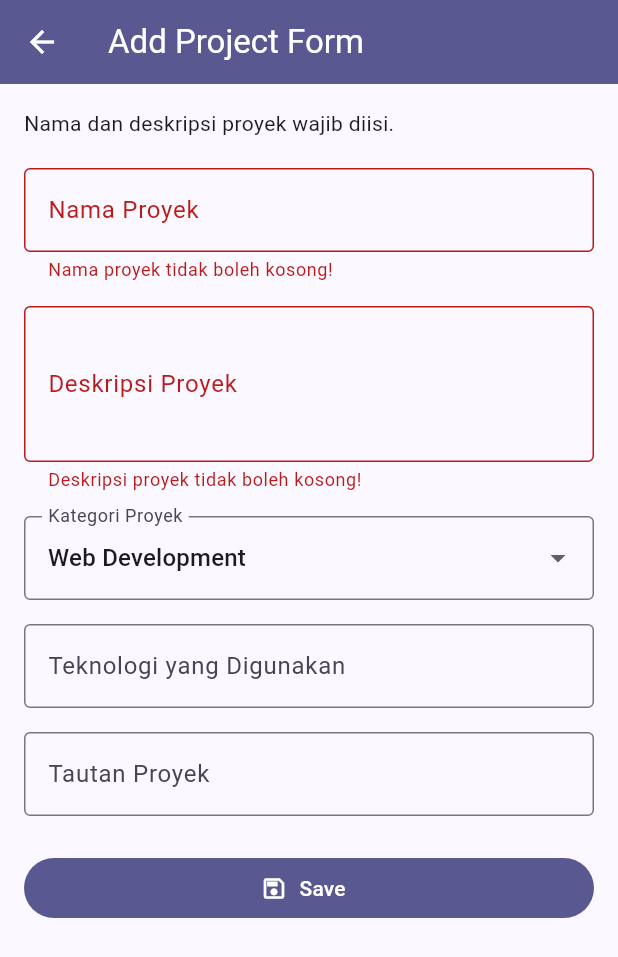
After one commit to McKenzy65/myportofolio_mobile-, a Flutter app: the ProjectFormPage screen opened by its route, after a tap on "Save", on a phone screen of 412 x 824 dp. The commit adds this screen. Shown: the top 957 px of the screen. Run offline on Flutter 3.47's test engine with Material 3 defaults, Android fonts, the phone set to English and light mode, and no system bars; our stand-ins replace material_ui.

Commit message:
feat: validasi formulir proyek dan tampilkan lima isian saat Save

```diff
--- a/lib/main.dart
+++ b/lib/main.dart
@@ -1,5 +1,6 @@
 import 'package:material_ui/material_ui.dart';
 import 'package:myportofolio_mobile/screens/menu.dart';
+import 'package:myportofolio_mobile/screens/project_form.dart';
 import 'package:myportofolio_mobile/theme/app_theme.dart';
 
 void main() => runApp(const MyApp());
@@ -27,5 +28,6 @@ class _MyAppState extends State<MyApp> {
     darkTheme: AppTheme.dark,
     themeMode: _mode,
     home: MyHomePage(onToggleTheme: _toggleTheme),
+    routes: {ProjectFormPage.routeName: (_) => const ProjectFormPage()},
   );
 }
--- /dev/null
+++ b/lib/screens/project_form.dart
@@ -0,0 +1,200 @@
+import 'package:material_ui/material_ui.dart';
+import 'package:myportofolio_mobile/utils/form_validators.dart';
+
+class ProjectFormPage extends StatefulWidget {
+  const ProjectFormPage({super.key});
+
+  static const routeName = '/project';
+
+  @override
+  State<ProjectFormPage> createState() => _ProjectFormPageState();
+}
+
+class _ProjectFormPageState extends State<ProjectFormPage> {
+  final _formKey = GlobalKey<FormState>();
+  final _name = TextEditingController();
+  final _description = TextEditingController();
+  final _technologies = TextEditingController();
+  final _link = TextEditingController();
+  String _category = 'Web Development';
+
+  static const _categories = [
+    'Web Development',
+    'Mobile Development',
+    'Machine Learning',
+    'Data Science',
+    'Other',
+  ];
+
+  @override
+  void dispose() {
+    _name.dispose();
+    _description.dispose();
+    _technologies.dispose();
+    _link.dispose();
+    super.dispose();
+  }
+
+  Future<void> _submit() async {
+    if (!_formKey.currentState!.validate()) return;
+    FocusScope.of(context).unfocus();
+    final values = {
+      'Nama Proyek': _name.text.trim(),
+      'Deskripsi': _description.text.trim(),
+      'Kategori': _category,
+      'Teknologi': _technologies.text.trim(),
+      'Tautan': _link.text.trim(),
+    };
+    final reset = await showDialog<bool>(
+      context: context,
+      builder: (dialogContext) => AlertDialog(
+        title: const Text('Proyek berhasil ditambahkan!'),
+        scrollable: true,
+        content: Column(
+          mainAxisSize: MainAxisSize.min,
+          crossAxisAlignment: CrossAxisAlignment.start,
+          children: values.entries.map((entry) {
+            return Padding(
+              padding: const EdgeInsets.only(bottom: 12),
+              child: Text(
+                '${entry.key}: ${entry.value.isEmpty ? "-" : entry.value}',
+              ),
+            );
+          }).toList(),
+        ),
+        actions: [
+          TextButton(
+            onPressed: () => Navigator.pop(dialogContext, true),
+            child: const Text('OK'),
+          ),
+        ],
+      ),
+    );
+    if (reset == true && mounted) {
+      _formKey.currentState!.reset();
+      for (final controller in [_name, _description, _technologies, _link]) {
+        controller.clear();
+      }
+      setState(() => _category = _categories.first);
+    }
+  }
+
+  @override
+  Widget build(BuildContext context) {
+    return Scaffold(
+      appBar: AppBar(
+        backgroundColor: Theme.of(context).colorScheme.primary,
+        foregroundColor: Theme.of(context).colorScheme.onPrimary,
+        title: const Text('Add Project Form', overflow: TextOverflow.ellipsis),
+      ),
+      body: SafeArea(
+        child: Form(
+          key: _formKey,
+          child: SingleChildScrollView(
+            padding: const EdgeInsets.all(16),
+            child: Center(
+              child: ConstrainedBox(
+                constraints: const BoxConstraints(maxWidth: 640),
+                child: Column(
+                  crossAxisAlignment: CrossAxisAlignment.stretch,
+                  children: [
+                    const Text('Nama dan deskripsi proyek wajib diisi.'),
+                    const SizedBox(height: 20),
+                    TextFormField(
+                      key: const Key('project-name'),
+                      controller: _name,
+                      decoration: const InputDecoration(
+                        border: OutlineInputBorder(),
+                        errorMaxLines: 3,
+                        labelText: 'Nama Proyek',
+                      ),
+                      textInputAction: TextInputAction.next,
+                      validator: (value) =>
+                          FormValidators.requiredText(value, 'Nama proyek'),
+                    ),
+                    const SizedBox(height: 16),
+                    TextFormField(
+                      key: const Key('project-description'),
+                      controller: _description,
+                      decoration: const InputDecoration(
+                        border: OutlineInputBorder(),
+                        errorMaxLines: 3,
+                        labelText: 'Deskripsi Proyek',
+                      ),
+                      minLines: 3,
+                      maxLines: 5,
+                      keyboardType: TextInputType.multiline,
+                      validator: (value) => FormValidators.requiredText(
+                        value,
+                        'Deskripsi proyek',
+                      ),
+                    ),
+                    const SizedBox(height: 16),
+                    DropdownButtonFormField<String>(
+                      key: const Key('project-category'),
+                      initialValue: _categories.first,
+                      isExpanded: true,
+                      decoration: const InputDecoration(
+                        border: OutlineInputBorder(),
+                        errorMaxLines: 3,
+                        labelText: 'Kategori Proyek',
+                      ),
+                      items: _categories
+                          .map(
+                            (category) => DropdownMenuItem(
+                              value: category,
+                              child: Text(
+                                category,
+                                overflow: TextOverflow.ellipsis,
+                              ),
+                            ),
+                          )
+                          .toList(),
+                      onChanged: (value) => setState(
+                        () => _category = value ?? _categories.first,
+                      ),
+                      validator: (value) => _categories.contains(value)
+                          ? null
+                          : 'Pilih kategori proyek.',
+                    ),
+                    const SizedBox(height: 16),
+                    TextFormField(
+                      key: const Key('project-technologies'),
+                      controller: _technologies,
+                      decoration: const InputDecoration(
+                        border: OutlineInputBorder(),
+                        errorMaxLines: 3,
+                        labelText: 'Teknologi yang Digunakan',
+                        hintText: 'Contoh: Flutter, Django, Figma',
+                      ),
+                      textInputAction: TextInputAction.next,
+                    ),
+                    const SizedBox(height: 16),
+                    TextFormField(
+                      key: const Key('project-link'),
+                      controller: _link,
+                      decoration: const InputDecoration(
+                        border: OutlineInputBorder(),
+                        errorMaxLines: 3,
+                        labelText: 'Tautan Proyek',
+                        hintText: 'URL Proyek (opsional)',
+                      ),
+                      keyboardType: TextInputType.url,
+                      textInputAction: TextInputAction.done,
+                    ),
+                    const SizedBox(height: 24),
+                    FilledButton.icon(
+                      onPressed: _submit,
+                      icon: const Icon(Icons.save_outlined),
+                      label: const Text('Save'),
+                    ),
+                  ],
+                ),
+              ),
+            ),
+          ),
+        ),
+      ),
+    );
+  }
+}
--- /dev/null
+++ b/lib/utils/form_validators.dart
@@ -0,0 +1,8 @@
+abstract final class FormValidators {
+  static String? requiredText(String? value, String label) {
+    if (value == null || value.trim().isEmpty) {
+      return '$label tidak boleh kosong!';
+    }
+    return null;
+  }
+}
```
Also changed, not shown: 1 other file.
